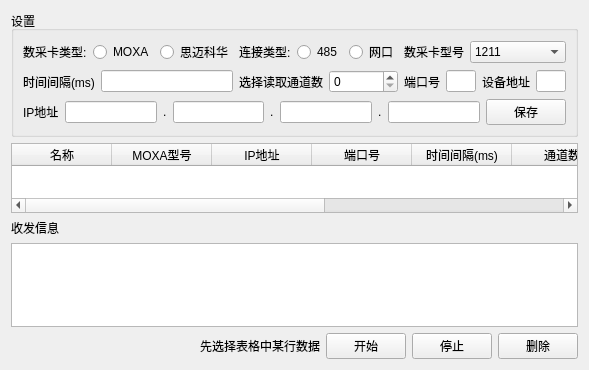
Old version of the form IOCardTool/daqset.ui in the repository LiBang0613/IOCardTool.
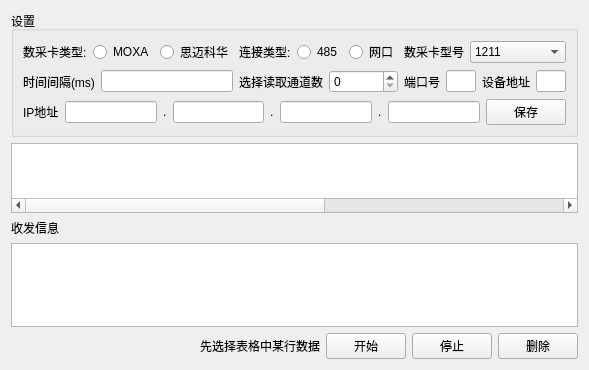
New version of the form.

What changed in the file:
```diff
--- a/IOCardTool/daqset.ui
+++ b/IOCardTool/daqset.ui
@@ -344,7 +344,7 @@
       <enum>Qt::SolidLine</enum>
      </property>
      <attribute name="horizontalHeaderVisible">
-      <bool>true</bool>
+      <bool>false</bool>
      </attribute>
      <attribute name="horizontalHeaderCascadingSectionResizes">
       <bool>false</bool>
```
Left out of the diff: 2 changed lines with no effect on the pictures.
